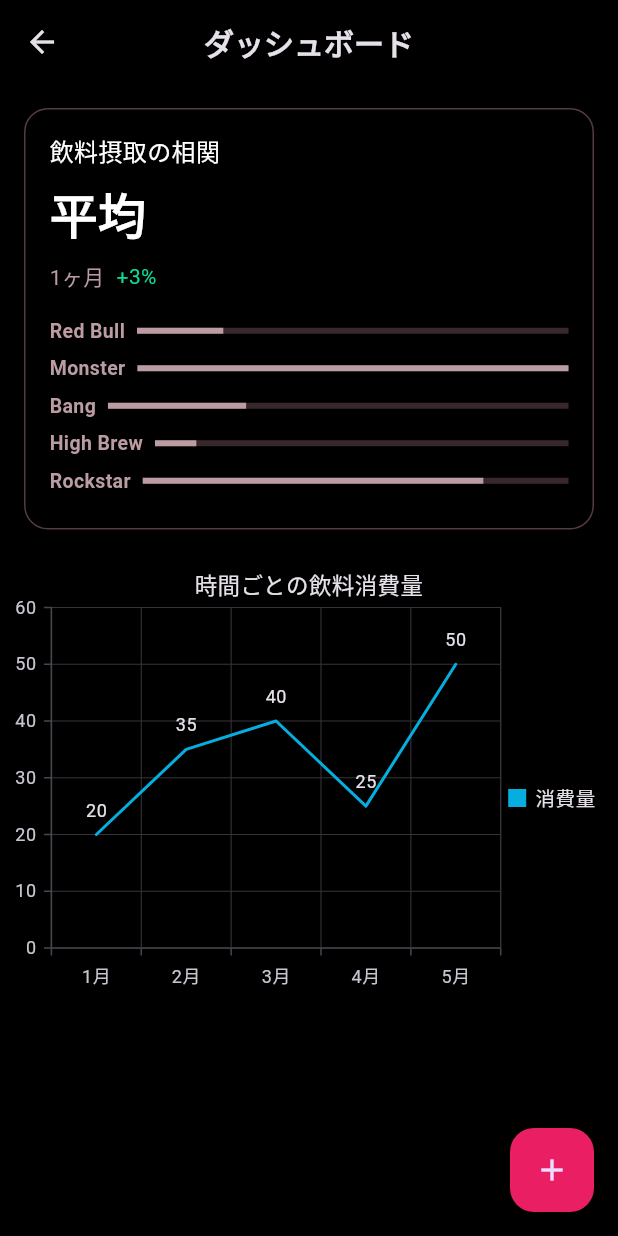
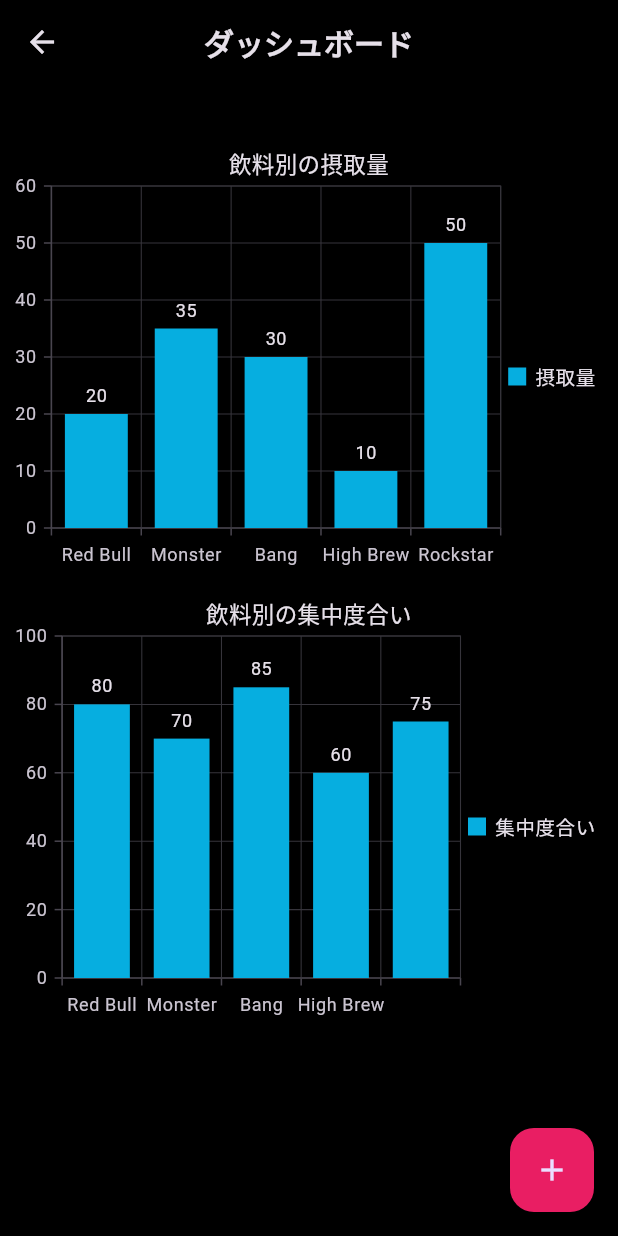
Before and after one commit to jphacks/os_2406, a Flutter app: the screen it shows after launch, on a phone screen of 412 x 824 dp. Run offline on Flutter 3.47's test engine with Material 3 defaults, Android fonts, the phone set to English and light mode, and no system bars; our stand-ins replace syncfusion_flutter_charts.

Commit message:
add graph

```diff
--- a/flutter_application/lib/main.dart
+++ b/flutter_application/lib/main.dart
@@ -27,6 +27,7 @@
       backgroundColor: const Color(0xFF000000),
       appBar: AppBar(
         backgroundColor: const Color(0xFF000000),
+        elevation: 0, // 影を消す
         leading: IconButton(
           icon: const Icon(Icons.arrow_back),
           onPressed: () {}, // 戻るボタンの機能
@@ -39,64 +40,53 @@
       ),
       body: Column(
         children: [
-          Padding(
+          Container(
             padding: const EdgeInsets.all(16.0),
-            child: Container(
-              decoration: BoxDecoration(
-                border: Border.all(color: const Color(0xFF543b40)),
-                borderRadius: BorderRadius.circular(16),
-              ),
-              padding: const EdgeInsets.all(16.0),
-              child: const Column(
-                crossAxisAlignment: CrossAxisAlignment.start,
-                children: [
-                  Text(
-                    '飲料摂取の相関',
-                    style: TextStyle(color: Colors.white, fontSize: 16, fontWeight: FontWeight.w500),
-                  ),
-                  SizedBox(height: 8),
-                  Text(
-                    '平均',
-                    style: TextStyle(color: Colors.white, fontSize: 32, fontWeight: FontWeight.bold),
-                  ),
-                  SizedBox(height: 8),
-                  Row(
-                    children: [
-                      Text('1ヶ月', style: TextStyle(color: Color(0xFFba9ca2))),
-                      SizedBox(width: 8),
-                      Text('+3%', style: TextStyle(color: Color(0xFF0bda92))),
-                    ],
-                  ),
-                  SizedBox(height: 16),
-                  DrinkProgress(title: 'Red Bull', percent: 0.2),
-                  DrinkProgress(title: 'Monster', percent: 1.0),
-                  DrinkProgress(title: 'Bang', percent: 0.3),
-                  DrinkProgress(title: 'High Brew', percent: 0.1),
-                  DrinkProgress(title: 'Rockstar', percent: 0.8),
-                ],
-              ),
+            child: const Column(
+              crossAxisAlignment: CrossAxisAlignment.start,
             ),
           ),
-          // ここからグラフを追加
+          // ここから新しい飲料摂取の相関グラフを追加
           Container(
             height: 300, // グラフの高さ
             child: SfCartesianChart(
-              title: ChartTitle(text: '時間ごとの飲料消費量'),
+              title: ChartTitle(text: '飲料別の摂取量'),
               legend: Legend(isVisible: true),
               primaryXAxis: CategoryAxis(),
               primaryYAxis: NumericAxis(),
               series: <CartesianSeries>[
-                LineSeries<ChartData, String>(
-                  dataSource: getChartData(),
-                  xValueMapper: (ChartData data, _) => data.month,
-                  yValueMapper: (ChartData data, _) => data.consumption,
-                  name: '消費量',
+                ColumnSeries<DrinkData, String>(
+                  dataSource: getDrinkData(),
+                  xValueMapper: (DrinkData data, _) => data.drink,
+                  yValueMapper: (DrinkData data, _) => data.consumption,
+                  name: '摂取量',
                   dataLabelSettings: DataLabelSettings(isVisible: true),
                 ),
               ],
             ),
           ),
-          // ここまでグラフを追加
+          // ここまで新しい飲料摂取の相関グラフを追加
+
+          // ここから集中度合いの棒グラフを追加
+          Container(
+            height: 300, // グラフの高さ
+            child: SfCartesianChart(
+              title: ChartTitle(text: '飲料別の集中度合い'),
+              legend: Legend(isVisible: true),
+              primaryXAxis: CategoryAxis(),
+              primaryYAxis: NumericAxis(),
+              series: <CartesianSeries>[
+                ColumnSeries<FocusData, String>(
+                  dataSource: getFocusData(),
+                  xValueMapper: (FocusData data, _) => data.drink,
+                  yValueMapper: (FocusData data, _) => data.score,
+                  name: '集中度合い',
+                  dataLabelSettings: DataLabelSettings(isVisible: true),
+                ),
+              ],
+            ),
+          ),
+          // ここまで集中度合いの棒グラフを追加
         ],
       ),
       floatingActionButton: FloatingActionButton(
@@ -112,24 +102,42 @@
     );
   }
 
-  // グラフデータを取得するメソッド
-  List<ChartData> getChartData() {
+  // 新しい飲料摂取データを取得するメソッド
+  List<DrinkData> getDrinkData() {
     return [
-      ChartData('1月', 20),
-      ChartData('2月', 35),
-      ChartData('3月', 40),
-      ChartData('4月', 25),
-      ChartData('5月', 50),
+      DrinkData('Red Bull', 20),
+      DrinkData('Monster', 35),
+      DrinkData('Bang', 30),
+      DrinkData('High Brew', 10),
+      DrinkData('Rockstar', 50),
+    ];
+  }
+
+  // 新しい集中度合いデータを取得するメソッド
+  List<FocusData> getFocusData() {
+    return [
+      FocusData('Red Bull', 80),
+      FocusData('Monster', 70),
+      FocusData('Bang', 85),
+      FocusData('High Brew', 60),
+      FocusData('Rockstar', 75),
     ];
   }
 }
 
 // データクラス
-class ChartData {
-  final String month;
+class DrinkData {
+  final String drink;
   final double consumption;
 
-  ChartData(this.month, this.consumption);
+  DrinkData(this.drink, this.consumption);
+}
+
+class FocusData {
+  final String drink;
+  final double score;
+
+  FocusData(this.drink, this.score);
 }
 
 class StatusCard extends StatelessWidget {
```
